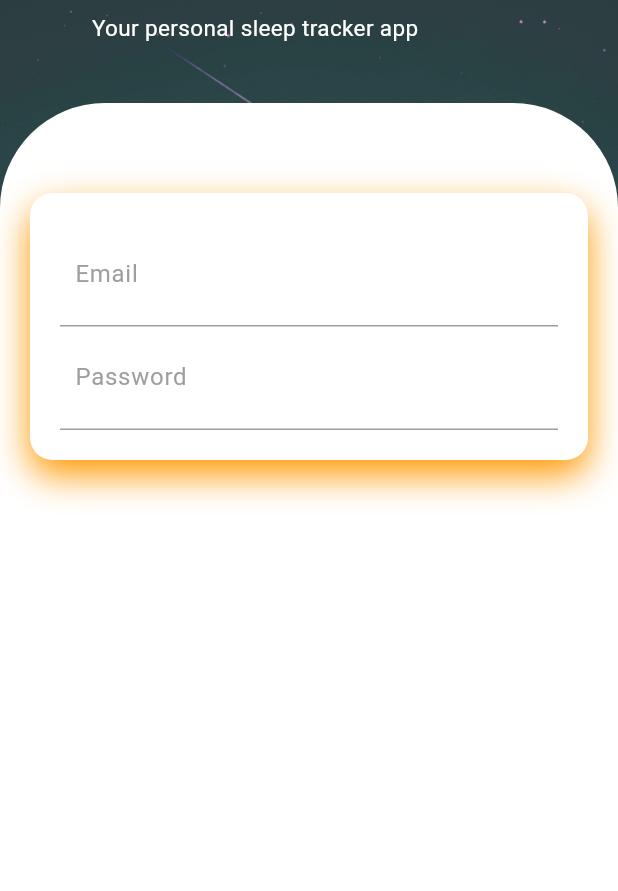
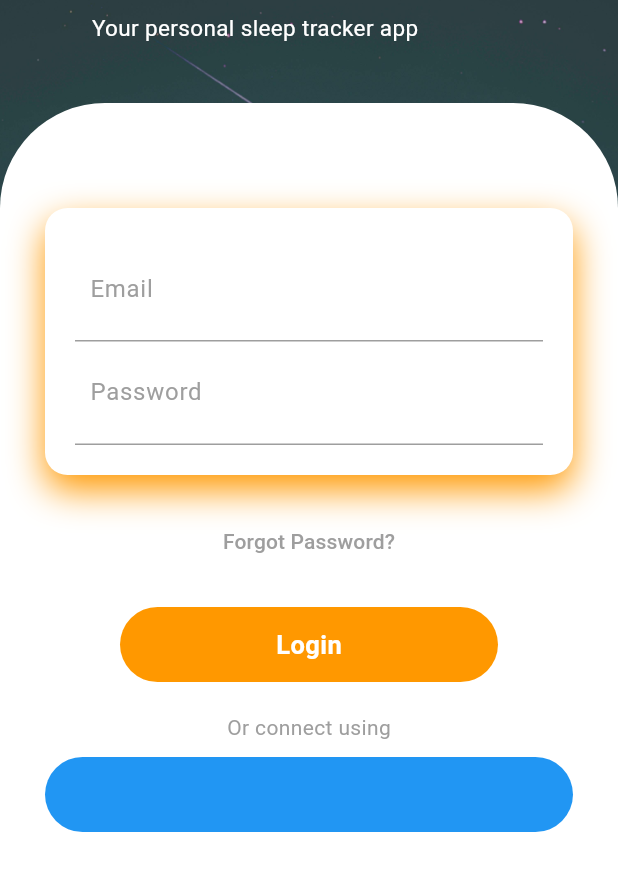
Before and after one commit to lxmwaniky/slumbernaut, a Flutter app: the screen it shows after launch, on a phone screen of 412 x 824 dp, the part 254-1145 px from its top. Run offline on Flutter 3.47's test engine with Material 3 defaults, Android fonts, the phone set to English and light mode, and no system bars; our stand-ins replace google_fonts.

Commit message:
Refactor welcome page layout, fix spacing, and update container widget

```diff
--- a/lib/pages/welcome_page.dart
+++ b/lib/pages/welcome_page.dart
@@ -2,7 +2,7 @@ import 'package:flutter/material.dart';
 import 'package:google_fonts/google_fonts.dart';
 
 class WelcomePage extends StatelessWidget {
-  const WelcomePage ({super.key});
+  const WelcomePage({super.key});
 
   @override
   Widget build(BuildContext context) {
@@ -54,7 +54,8 @@ class WelcomePage extends StatelessWidget {
               SizedBox(
                 height: 20,
               ),
-              Expanded( // Expanded widget to fill the remaining space
+              Expanded(
+                // Expanded widget to fill the remaining space
                 child: Container(
                   decoration: BoxDecoration(
                     color: Colors.white,
@@ -64,27 +65,30 @@ class WelcomePage extends StatelessWidget {
                     ),
                   ),
                   child: Padding(
-                  padding: const EdgeInsets.all(20),
+                    padding: const EdgeInsets.all(30),
                     child: Column(
                       children: [
-                      SizedBox(height: 40,),
+                        SizedBox(
+                          height: 40,
+                        ),
                         Container(
                           padding: EdgeInsets.all(20),
                           decoration: BoxDecoration(
                               color: Colors.white,
                               borderRadius: BorderRadius.circular(15),
-                          boxShadow: [BoxShadow(
+                              boxShadow: [
+                                BoxShadow(
                                   color: Colors.orange,
                                   blurRadius: 20,
                                   offset: Offset(0, 10),
-                          ),]
                                 ),
-                        child: Column(
-                          children: [
+                              ]),
+                          child: Column(children: [
                             Container(
                               padding: EdgeInsets.all(10),
                               decoration: BoxDecoration(
-                                border: Border(bottom: BorderSide(color: Colors.grey)),
+                                border: Border(
+                                    bottom: BorderSide(color: Colors.grey)),
                               ),
                               child: TextField(
                                 decoration: InputDecoration(
@@ -97,7 +101,8 @@ class WelcomePage extends StatelessWidget {
                             Container(
                               padding: EdgeInsets.all(10),
                               decoration: BoxDecoration(
-                                border: Border(bottom: BorderSide(color: Colors.grey)),
+                                border: Border(
+                                    bottom: BorderSide(color: Colors.grey)),
                               ),
                               child: TextField(
                                 obscureText: true,
@@ -110,8 +115,61 @@ class WelcomePage extends StatelessWidget {
                                 ),
                               ),
                             ),
-                          ]
+                          ]),
                         ),
+                        SizedBox(
+                          height: 20,
+                        ),
+                        TextButton(
+                          onPressed: () {},
+                          child: Text(
+                            'Forgot Password?',
+                            style: TextStyle(color: Colors.grey),
+                          ),
+                        ),
+                        SizedBox(
+                          height: 20,
+                        ),
+                        Container(
+                          height: 50,
+                          margin: EdgeInsets.symmetric(horizontal: 50),
+                          decoration: BoxDecoration(
+                            borderRadius: BorderRadius.circular(50),
+                            color: Colors.orange,
+                          ),
+                          child: Center(
+                            child: Text(
+                              'Login',
+                              style: TextStyle(
+                                color: Colors.white,
+                                fontWeight: FontWeight.bold,
+                                fontSize: 17,
+                              ),
+                            ),
+                          ),
+                        ),
+                        SizedBox(
+                          height: 20,
+                        ),
+                        Text(
+                          'Or connect using',
+                          style: TextStyle(color: Colors.grey),
+                        ),
+                        SizedBox(
+                          height: 10,
+                        ),
+                        Row(
+                          children: [
+                            Expanded(
+                              child: Container(
+                                height: 50,
+                                decoration: BoxDecoration(
+                                  borderRadius: BorderRadius.circular(50),
+                                  color: Colors.blue,
+                                ),
+                              ),
+                            )
+                          ],
                         )
                       ],
                     ),
```
Lines whose indentation alone changed are shown as unchanged.
